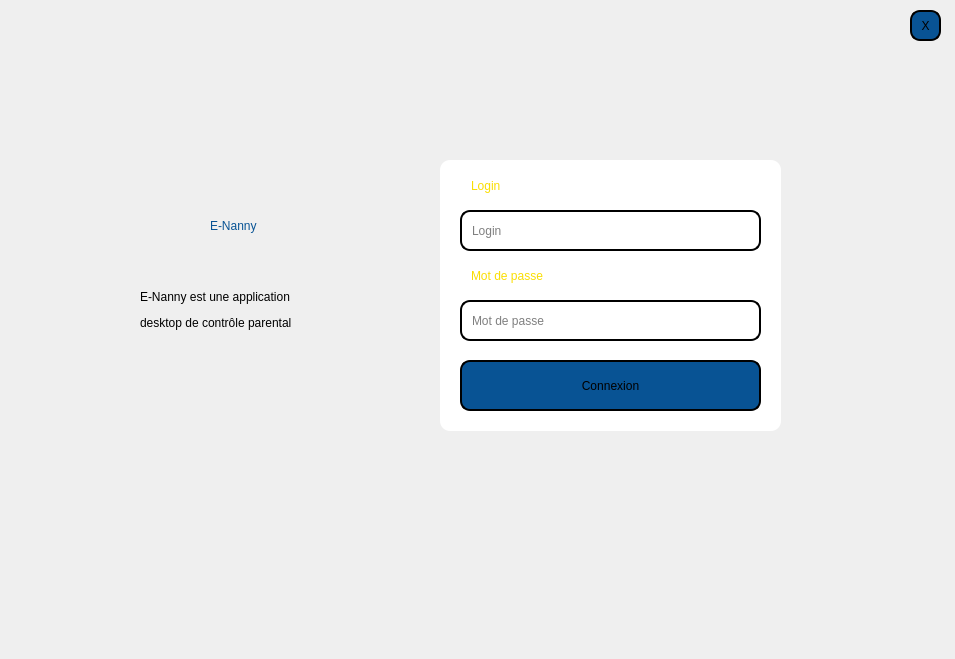
Qt form dialog1.ui (yanni2302/smart_parental_monitoring_2A22) before a commit.
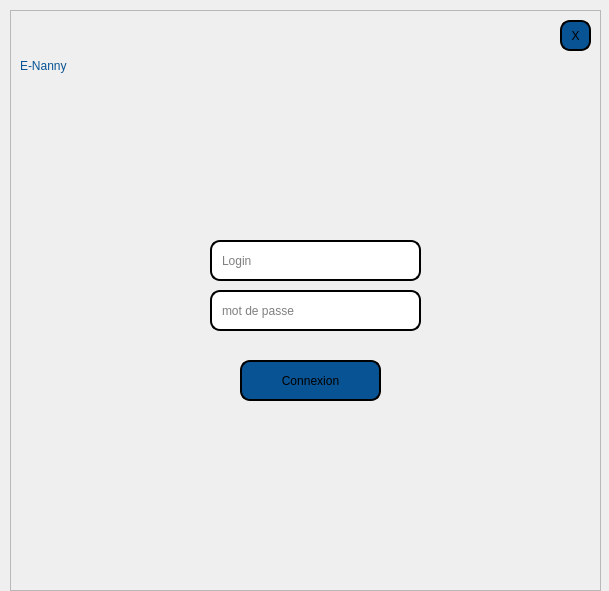
The same form after that commit. Icons and pictures are not drawn.

```diff
--- a/dialog1.ui
+++ b/dialog1.ui
@@ -6,28 +6,41 @@
    <rect>
     <x>0</x>
     <y>0</y>
-    <width>955</width>
-    <height>659</height>
+    <width>609</width>
+    <height>591</height>
    </rect>
   </property>
   <property name="windowTitle">
    <string>Dialog</string>
   </property>
-  <widget class="QFrame" name="frame">
+  <widget class="QLabel" name="acces">
    <property name="geometry">
     <rect>
-     <x>440</x>
-     <y>160</y>
-     <width>341</width>
-     <height>271</height>
+     <x>210</x>
+     <y>460</y>
+     <width>491</width>
+     <height>41</height>
     </rect>
    </property>
    <property name="styleSheet">
-    <string notr="true">background-color: rgb(255, 255, 255);
-
-border-radius: 10px;
-padding: 0 8px;
-</string>
+    <string notr="true">color: rgb(0, 52, 148);
+font: 21pt &quot;MS Serif&quot;;</string>
+   </property>
+   <property name="text">
+    <string/>
+   </property>
+  </widget>
+  <widget class="QFrame" name="frame_2">
+   <property name="geometry">
+    <rect>
+     <x>10</x>
+     <y>10</y>
+     <width>591</width>
+     <height>581</height>
+    </rect>
+   </property>
+   <property name="styleSheet">
+    <string notr="true">background-image: url(:/img/login.png);</string>
    </property>
    <property name="frameShape">
     <enum>QFrame::StyledPanel</enum>
@@ -38,9 +51,9 @@
    <widget class="QLineEdit" name="login">
     <property name="geometry">
      <rect>
-      <x>20</x>
-      <y>50</y>
-      <width>301</width>
+      <x>200</x>
+      <y>230</y>
+      <width>211</width>
       <height>41</height>
      </rect>
     </property>
@@ -57,20 +70,14 @@
     </property>
    </widget>
    <widget class="QLineEdit" name="mdp">
-    <property name="enabled">
-     <bool>true</bool>
-    </property>
     <property name="geometry">
      <rect>
-      <x>20</x>
-      <y>140</y>
-      <width>301</width>
+      <x>200</x>
+      <y>280</y>
+      <width>211</width>
       <height>41</height>
      </rect>
     </property>
-    <property name="autoFillBackground">
-     <bool>false</bool>
-    </property>
     <property name="styleSheet">
      <string notr="true">border: 2px solid black;
 font: 75 8pt &quot;MS Shell Dlg 2&quot;;
@@ -79,29 +86,17 @@
 font: bold, &quot;Comic Sans MS&quot;;;
 text-align:center;</string>
     </property>
-    <property name="frame">
-     <bool>true</bool>
-    </property>
-    <property name="echoMode">
-     <enum>QLineEdit::Password</enum>
-    </property>
-    <property name="dragEnabled">
-     <bool>true</bool>
-    </property>
     <property name="placeholderText">
-     <string>Mot de passe</string>
-    </property>
-    <property name="clearButtonEnabled">
-     <bool>true</bool>
+     <string>mot de passe</string>
     </property>
    </widget>
    <widget class="QPushButton" name="pushButton">
     <property name="geometry">
      <rect>
-      <x>20</x>
-      <y>200</y>
-      <width>301</width>
-      <height>51</height>
+      <x>230</x>
+      <y>350</y>
+      <width>141</width>
+      <height>41</height>
      </rect>
     </property>
     <property name="styleSheet">
@@ -117,48 +112,11 @@
      <string>Connexion</string>
     </property>
    </widget>
-   <widget class="QLabel" name="label_3">
-    <property name="geometry">
-     <rect>
-      <x>20</x>
-      <y>10</y>
-      <width>81</width>
-      <height>31</height>
-     </rect>
-    </property>
-    <property name="styleSheet">
-     <string notr="true">
-font: 16pt &quot;Onyx&quot;;
-color: #fade02;</string>
-    </property>
-    <property name="text">
-     <string>Login</string>
-    </property>
-   </widget>
-   <widget class="QLabel" name="label_4">
-    <property name="geometry">
-     <rect>
-      <x>20</x>
-      <y>100</y>
-      <width>161</width>
-      <height>31</height>
-     </rect>
-    </property>
-    <property name="styleSheet">
-     <string notr="true">
-font: 16pt &quot;Onyx&quot;;
-color: #fade02;</string>
-    </property>
-    <property name="text">
-     <string>Mot de passe</string>
-    </property>
-   </widget>
-  </widget>
   <widget class="QLabel" name="label">
    <property name="geometry">
     <rect>
-     <x>210</x>
-     <y>180</y>
+      <x>10</x>
+      <y>10</y>
      <width>171</width>
      <height>91</height>
     </rect>
@@ -172,44 +130,10 @@
     <string>E-Nanny</string>
    </property>
   </widget>
-  <widget class="QLabel" name="label_2">
-   <property name="geometry">
-    <rect>
-     <x>140</x>
-     <y>270</y>
-     <width>361</width>
-     <height>121</height>
-    </rect>
-   </property>
-   <property name="styleSheet">
-    <string notr="true">
-font: 13pt &quot;Nuchelle&quot;;</string>
-   </property>
-   <property name="text">
-    <string>&lt;html&gt;&lt;head/&gt;&lt;body&gt;&lt;p&gt;E-Nanny est une application&lt;/p&gt;&lt;p&gt;desktop de contrôle parental&lt;/p&gt;&lt;p&gt;&lt;br/&gt;&lt;/p&gt;&lt;/body&gt;&lt;/html&gt;</string>
-   </property>
-  </widget>
-  <widget class="QLabel" name="acces">
-   <property name="geometry">
-    <rect>
-     <x>210</x>
-     <y>460</y>
-     <width>491</width>
-     <height>41</height>
-    </rect>
-   </property>
-   <property name="styleSheet">
-    <string notr="true">color: rgb(0, 52, 148);
-font: 21pt &quot;MS Serif&quot;;</string>
-   </property>
-   <property name="text">
-    <string/>
-   </property>
-  </widget>
   <widget class="QPushButton" name="QUIT">
    <property name="geometry">
     <rect>
-     <x>910</x>
+      <x>550</x>
      <y>10</y>
      <width>31</width>
      <height>31</height>
@@ -227,6 +151,7 @@
    <property name="text">
     <string>X</string>
    </property>
+   </widget>
   </widget>
  </widget>
  <resources/>
```
Lines whose indentation alone changed are shown as unchanged.
